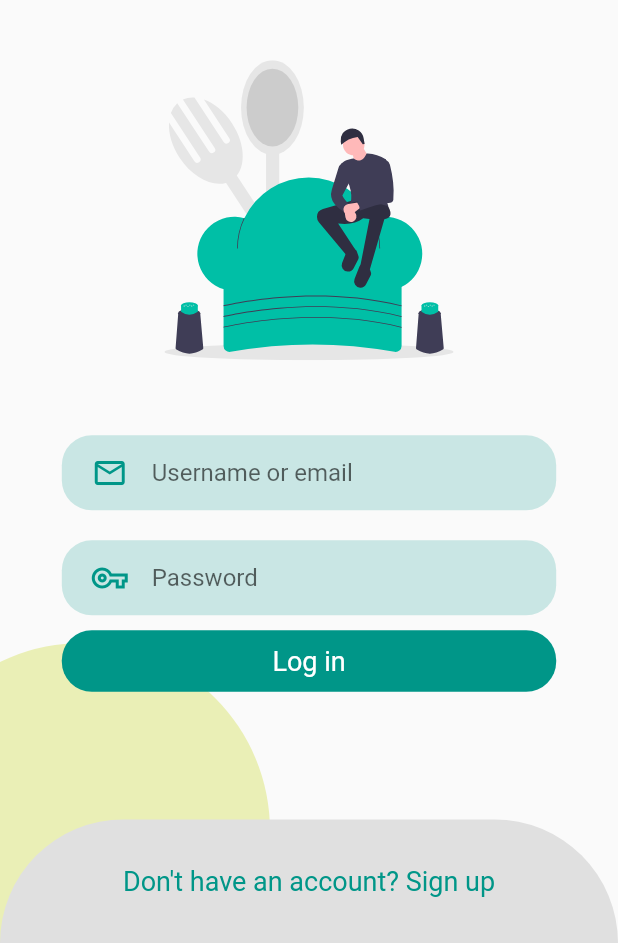
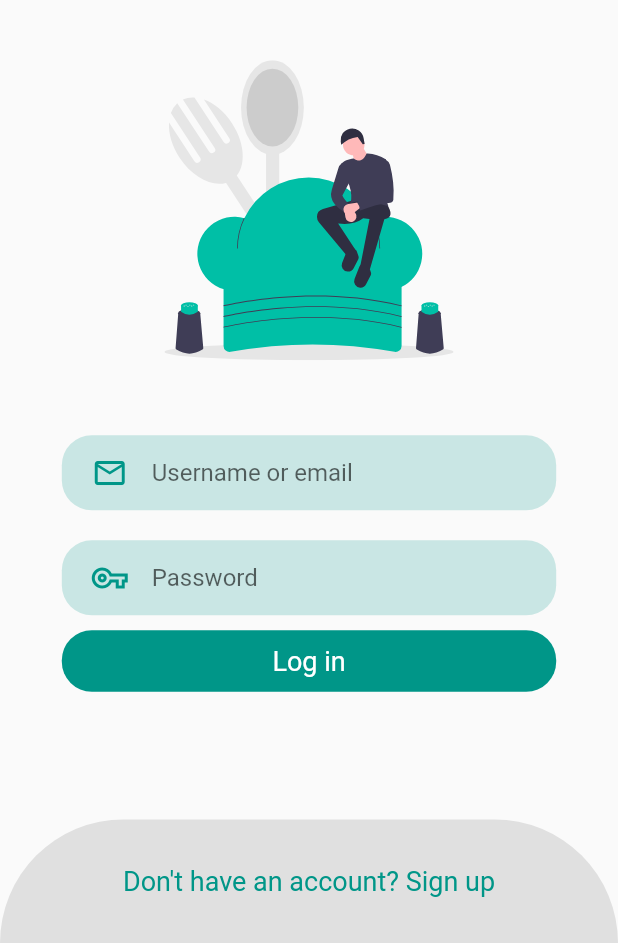
Before and after one commit to WiktoriaRozanska/CookApp, a Flutter app: the screen it shows after launch, on a phone screen of 412 x 824 dp, the part 293-1236 px from its top. Run offline on Flutter 3.47's test engine with Material 2 defaults, Android fonts, the phone set to English and light mode, and no system bars; our stand-ins replace flutter_svg, google_fonts.

Commit message:
hot fixes

```diff
--- a/lib/main.dart
+++ b/lib/main.dart
@@ -1,6 +1,7 @@
 import 'package:flutter/material.dart';
 import 'package:google_fonts/google_fonts.dart';
 import 'package:cook_app/screens/login/login.dart';
+import 'package:flutter/services.dart';
 
 void main() {
   runApp(const MyApp());
@@ -11,6 +12,11 @@ class MyApp extends StatelessWidget {
 
   @override
   Widget build(BuildContext context) {
+    SystemChrome.setPreferredOrientations([
+        DeviceOrientation.portraitUp,
+        DeviceOrientation.portraitDown,
+      ]);
+
     return MaterialApp(
       title: 'CookApp',
       debugShowCheckedModeBanner: false,
--- a/lib/screens/login/login.dart
+++ b/lib/screens/login/login.dart
@@ -1,5 +1,4 @@
 import 'package:flutter/material.dart';
-import 'package:flutter/services.dart';
 
 import 'components/login_form.dart';
 import 'components/registration_form.dart';
@@ -19,7 +18,6 @@ class _LoginScreenState extends State<LoginScreen>
   @override
   void initState() {
     super.initState();
-    SystemChrome.setEnabledSystemUIOverlays([]);
 
     animationController =
         AnimationController(vsync: this, duration: animationDuration);
@@ -41,40 +39,6 @@ class _LoginScreenState extends State<LoginScreen>
         Tween<double>(begin: size.height * 0.1, end: defaultRegisterSize)
             .animate(CurvedAnimation(
                 parent: animationController!, curve: Curves.linear));
-
-    Widget buildRegisterContainer() {
-      return Align(
-        alignment: Alignment.bottomCenter,
-        child: Container(
-          alignment: Alignment.center,
-          width: double.infinity,
-          height: containerSize!.value,
-          decoration: BoxDecoration(
-              color: Colors.grey[300],
-              borderRadius: const BorderRadius.only(
-                topLeft: Radius.circular(100),
-                topRight: Radius.circular(100),
-              )),
-          child: GestureDetector(
-            onVerticalDragStart: (_) {
-              animationController!.forward();
-              setState(() {
-                _isLogin = false;
-              });
-            },
-            child: _isLogin
-                ? Text(
-                    "Don't have an account? Sign up",
-                    style: TextStyle(
-                      color: Theme.of(context).primaryColor,
-                      fontSize: 18,
-                    ),
-                  )
-                : RegistrationForm(),
-          ),
-        ),
-      );
-    }
 
     return SafeArea(
       child: Scaffold(
@@ -105,39 +69,6 @@ class _LoginScreenState extends State<LoginScreen>
                 ),
               )),
 
-          Positioned(
-              bottom: -50,
-              left: -70,
-              child: Container(
-                width: 250,
-                height: 250,
-                decoration: BoxDecoration(
-                  borderRadius: BorderRadius.circular(125),
-                  color: Colors.lime.withAlpha(90),
-                ),
-              )),
-
-          // cancel button
-          if (!_isLogin)
-            Align(
-              alignment: Alignment.topCenter,
-              child: Container(
-                width: size.width,
-                height: size.height * 0.1,
-                alignment: Alignment.bottomCenter,
-                child: IconButton(
-                  icon: const Icon(Icons.close),
-                  onPressed: () {
-                    animationController!.reverse();
-                    setState(() {
-                      _isLogin = true;
-                    });
-                  },
-                  color: Theme.of(context).primaryColor,
-                ),
-              ),
-            ),
-
           // login form
           const LoginForm(),
 
@@ -157,4 +88,65 @@ class _LoginScreenState extends State<LoginScreen>
       )),
     );
   }
+
+  Widget buildRegisterContainer() {
+    return Align(
+      alignment: Alignment.bottomCenter,
+      child: Column(
+        mainAxisSize: MainAxisSize.min,
+        children: [
+          // cancel button
+          if (!_isLogin)
+            Align(
+              alignment: Alignment.topCenter,
+              child: Container(
+                width: 50,
+                height: 50,
+                alignment: Alignment.bottomCenter,
+                child: IconButton(
+                  icon: const Icon(Icons.close),
+                  onPressed: () {
+                    animationController!.reverse();
+                    setState(() {
+                      _isLogin = true;
+                    });
+                  },
+                  color: Theme.of(context).primaryColor,
+                ),
+              ),
+            ),
+          Flexible(
+            child: Container(
+              alignment: Alignment.center,
+              width: double.infinity,
+              height: containerSize!.value,
+              decoration: BoxDecoration(
+                  color: Colors.grey[300],
+                  borderRadius: const BorderRadius.only(
+                    topLeft: Radius.circular(100),
+                    topRight: Radius.circular(100),
+                  )),
+              child: GestureDetector(
+                onVerticalDragStart: (_) {
+                  animationController!.forward();
+                  setState(() {
+                    _isLogin = false;
+                  });
+                },
+                child: _isLogin
+                    ? Text(
+                        "Don't have an account? Sign up",
+                        style: TextStyle(
+                          color: Theme.of(context).primaryColor,
+                          fontSize: 18,
+                        ),
+                      )
+                    : RegistrationForm(),
+              ),
+            ),
+          ),
+        ],
+      ),
+    );
+  }
 }
```
